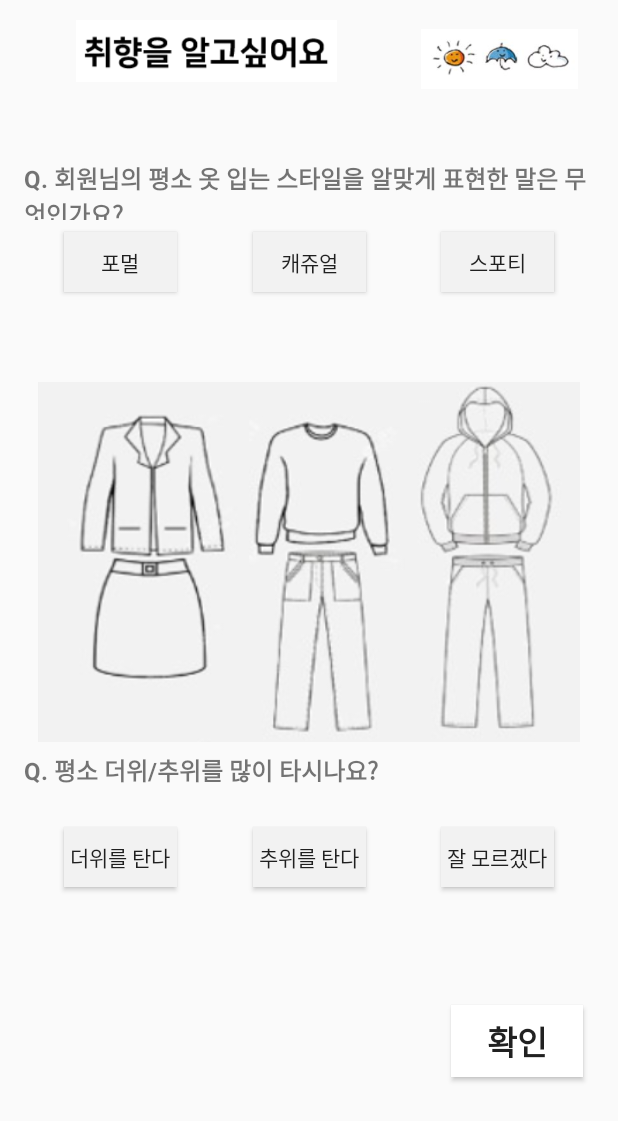
After one commit to csw5team/narsi2, an Android app: the personalizingInfo screen opened directly, with no data from a screen before it, on a phone screen of 412 x 824 dp. The commit adds this screen. Shown: the top 1121 px of the screen. Run offline under Robolectric (Android 15) with nearby library versions, the phone set to English and light mode, and no system bars; our stand-ins replace Firebase (no records; nobody signed in at launch, a user with empty details on screens opened directly).

Commit message:
Update of first personal feedback Implementation

```diff
--- a/app/src/main/AndroidManifest.xml
+++ b/app/src/main/AndroidManifest.xml
@@ -28,7 +28,8 @@
         <activity android:name=".loginActivity.Create_user_activity" />
         <activity android:name=".getLatLng" />
         <activity android:name=".getInfo" />
-        <activity android:name=".DBcheck"></activity>
+        <activity android:name=".DBcheck" />
+        <activity android:name=".personalizingInfo"></activity>
     </application>
 
 </manifest>
--- /dev/null
+++ b/app/src/main/java/org/csw/narsi2/personalizingInfo.java
@@ -0,0 +1,210 @@
+package org.csw.narsi2;
+
+import android.content.Intent;
+import android.support.annotation.NonNull;
+import android.support.v7.app.AppCompatActivity;
+import android.os.Bundle;
+import android.util.Log;
+import android.view.View;
+import android.widget.Button;
+import android.widget.CompoundButton;
+import android.widget.Toast;
+import android.widget.ToggleButton;
+
+import com.google.android.gms.tasks.OnFailureListener;
+import com.google.android.gms.tasks.OnSuccessListener;
+import com.google.firebase.auth.FirebaseAuth;
+import com.google.firebase.auth.FirebaseUser;
+import com.google.firebase.firestore.DocumentReference;
+import com.google.firebase.firestore.FirebaseFirestore;
+import com.google.firebase.firestore.SetOptions;
+
+import org.csw.narsi2.loginActivity.loginActivity;
+
+import java.util.HashMap;
+import java.util.Map;
+
+public class personalizingInfo extends AppCompatActivity {
+
+    private ToggleButton button_casual, button_sporty, button_formal, imhot, imcold, idontknow;
+    private int casual, sporty, formal = 0;
+    private double hot, cold = 0.0;
+    private Button saveButton;
+    private FirebaseFirestore db = FirebaseFirestore.getInstance();
+    private FirebaseUser user = FirebaseAuth.getInstance().getCurrentUser();
+
+    @Override
+    protected void onCreate(Bundle savedInstanceState) {
+        super.onCreate(savedInstanceState);
+        setContentView(R.layout.activity_personalizing_info);
+
+        setbutton();
+        setbutton2();
+
+        savecondition();
+
+
+    }
+
+    public void setbutton() {
+        button_casual = (ToggleButton) findViewById(R.id.buttoncasual);
+        button_formal = (ToggleButton) findViewById(R.id.buttonformal);
+        button_sporty = (ToggleButton) findViewById(R.id.buttonsporty);
+
+        button_casual.setText("캐쥬얼");
+        button_casual.setTextOn("캐쥬얼");
+        button_casual.setTextOff("캐쥬얼");
+
+        button_casual.setOnCheckedChangeListener(new CompoundButton.OnCheckedChangeListener() {
+            @Override
+            public void onCheckedChanged(CompoundButton buttonView, boolean isChecked) {
+                if (isChecked) {
+                    casual = 1;
+                    button_formal.setChecked(false);
+                    button_sporty.setChecked(false);
+                } else {
+                    casual = 0;
+
+                }
+            }
+        });
+        button_sporty.setText("스포티");
+        button_sporty.setTextOn("스포티");
+        button_sporty.setTextOff("스포티");
+        button_sporty.setOnCheckedChangeListener(new CompoundButton.OnCheckedChangeListener() {
+            @Override
+            public void onCheckedChanged(CompoundButton buttonView, boolean isChecked) {
+                if (isChecked) {
+                    sporty = 1;
+                    button_casual.setChecked(false);
+                    button_formal.setChecked(false);
+
+                } else {
+                    sporty = 0;
+
+                }
+            }
+        });
+        button_formal.setText("포멀");
+        button_formal.setTextOn("포멀");
+        button_formal.setTextOff("포멀");
+        button_formal.setOnCheckedChangeListener(new CompoundButton.OnCheckedChangeListener() {
+            @Override
+            public void onCheckedChanged(CompoundButton buttonView, boolean isChecked) {
+                if (isChecked) {
+                    formal = 1;
+                    button_casual.setChecked(false);
+                    button_sporty.setChecked(false);
+
+                } else {
+                    formal = 0;
+
+                }
+            }
+        });
+    }
+
+    public void setbutton2() {
+        imhot = (ToggleButton) findViewById(R.id.imhot);
+        imcold = (ToggleButton) findViewById(R.id.imcold);
+        idontknow = (ToggleButton) findViewById(R.id.idontknow);
+
+        imhot.setText("더위를 탄다");
+        imhot.setTextOff("더위를 탄다");
+        imhot.setTextOn("더위를 탄다");
+        imcold.setText("추위를 탄다");
+        imcold.setTextOn("추위를 탄다");
+        imcold.setTextOff("추위를 탄다");
+        idontknow.setText("잘 모르겠다");
+        idontknow.setTextOff("잘 모르겠다");
+        idontknow.setTextOn("잘 모르겠다");
+
+        imhot.setOnCheckedChangeListener(new CompoundButton.OnCheckedChangeListener() {
+            @Override
+            public void onCheckedChanged(CompoundButton buttonView, boolean isChecked) {
+                if (isChecked) {
+                    hot = 0.3;
+                    imcold.setChecked(false);
+                    idontknow.setChecked(false);
+                } else {
+                    hot = 0.0;
+                }
+            }
+        });
+        imcold.setOnCheckedChangeListener(new CompoundButton.OnCheckedChangeListener() {
+            @Override
+            public void onCheckedChanged(CompoundButton buttonView, boolean isChecked) {
+                if (isChecked) {
+                    cold = 0.3;
+                    imhot.setChecked(false);
+                    idontknow.setChecked(false);
+                } else {
+                    cold = 0;
+                }
+            }
+        });
+        idontknow.setOnCheckedChangeListener(new CompoundButton.OnCheckedChangeListener() {
+            @Override
+            public void onCheckedChanged(CompoundButton buttonView, boolean isChecked) {
+                if (isChecked) {
+                    imhot.setChecked(false);
+                    imcold.setChecked(false);
+                } else {
+
+                }
+            }
+        });
+    }
+
+    public void savecondition() {
+
+        saveButton = (Button) findViewById(R.id.savebutton);
+
+        saveButton.setOnClickListener(new View.OnClickListener() {
+            @Override
+            public void onClick(View v) {
+                Map<String, Object> data = new HashMap<>();
+
+                data.put("casual", casual);
+                data.put("sporty", sporty);
+                data.put("formal", formal);
+                data.put("hot", hot);
+                data.put("cold", cold);
+                data.put("checked", true);
+
+                if (user != null) {
+                    final String uid = user.getUid();
+
+                    DocumentReference Ref = db.collection("users").document(uid);
+
+                    Ref
+                            .set(data, SetOptions.merge())
+                            .addOnSuccessListener(new OnSuccessListener<Void>() {
+                                @Override
+                                public void onSuccess(Void aVoid) {
+                                    Toast.makeText(personalizingInfo.this, "저장되었습니다", Toast.LENGTH_SHORT).show();
+                                    personalizingInfo.super.onBackPressed();
+                                }
+                            })
+                            .addOnFailureListener(new OnFailureListener() {
+                                @Override
+                                public void onFailure(@NonNull Exception e) {
+                                    Toast.makeText(personalizingInfo.this, "저장실패", Toast.LENGTH_SHORT).show();
+                                }
+                            });
+
+                }
+
+
+            }
+        });
+
+    }
+
+    @Override
+    protected void onPause() {
+        super.onPause();
+
+        finish();
+    }
+}
--- /dev/null
+++ b/app/src/main/res/drawable/button_background.xml
@@ -0,0 +1,6 @@
+<?xml version="1.0" encoding="utf-8"?>
+<selector xmlns:android="http://schemas.android.com/apk/res/android">
+    <item android:state_checked="true"
+        android:drawable="@color/buttonPressed"/> <!-- pressed -->
+    <item android:drawable="@color/buttonDefault"/> <!-- default -->
+</selector>
--- /dev/null
+++ b/app/src/main/res/layout/activity_personalizing_info.xml
@@ -0,0 +1,201 @@
+<?xml version="1.0" encoding="utf-8"?>
+<android.support.constraint.ConstraintLayout xmlns:android="http://schemas.android.com/apk/res/android"
+    xmlns:app="http://schemas.android.com/apk/res-auto"
+    xmlns:tools="http://schemas.android.com/tools"
+    android:layout_width="match_parent"
+    android:layout_height="match_parent"
+    tools:context=".personalizingInfo">
+
+    <ImageView
+        android:id="@+id/imageView5"
+        android:layout_width="150dp"
+        android:layout_height="40dp"
+        android:layout_marginTop="8dp"
+        android:layout_marginEnd="4dp"
+        android:layout_marginBottom="8dp"
+        app:layout_constraintBottom_toBottomOf="parent"
+        app:layout_constraintEnd_toEndOf="parent"
+        app:layout_constraintTop_toTopOf="parent"
+        app:layout_constraintVertical_bias="0.015"
+        app:srcCompat="@drawable/main_2" />
+
+    <ImageView
+        android:id="@+id/imageView6"
+        android:layout_width="174dp"
+        android:layout_height="52dp"
+        android:layout_marginStart="8dp"
+        android:layout_marginTop="8dp"
+        android:layout_marginEnd="8dp"
+        android:layout_marginBottom="8dp"
+        app:layout_constraintBottom_toBottomOf="parent"
+        app:layout_constraintEnd_toStartOf="@+id/imageView5"
+        app:layout_constraintHorizontal_bias="0.625"
+        app:layout_constraintStart_toStartOf="parent"
+        app:layout_constraintTop_toTopOf="parent"
+        app:layout_constraintVertical_bias="0.0"
+        app:srcCompat="@drawable/personalizing_1" />
+
+    <TextView
+        android:id="@+id/textView3"
+        android:layout_width="match_parent"
+        android:layout_height="40dp"
+        android:text="Q. 회원님의 평소 옷 입는 스타일을 알맞게 표현한 말은 무엇인가요?"
+        android:layout_marginStart="16dp"
+        android:layout_marginEnd="12dp"
+        android:textSize="16dp"
+        android:textStyle="bold"
+        app:layout_constraintBottom_toBottomOf="parent"
+        app:layout_constraintEnd_toEndOf="parent"
+        app:layout_constraintHorizontal_bias="0.571"
+        app:layout_constraintStart_toStartOf="parent"
+        app:layout_constraintTop_toTopOf="parent"
+        app:layout_constraintVertical_bias="0.136" />
+
+    <ImageView
+        android:id="@+id/imageView7"
+        android:layout_width="match_parent"
+        android:layout_height="240dp"
+        android:layout_marginStart="8dp"
+        android:layout_marginEnd="8dp"
+        android:layout_marginBottom="84dp"
+        app:layout_constraintBottom_toBottomOf="parent"
+        app:layout_constraintEnd_toEndOf="parent"
+        app:layout_constraintHorizontal_bias="0.0"
+        app:layout_constraintStart_toStartOf="parent"
+        app:layout_constraintTop_toBottomOf="@+id/textView3"
+        app:layout_constraintVertical_bias="0.305"
+        app:srcCompat="@drawable/personalizing_2" />
+
+    <ToggleButton
+        android:id="@+id/buttonformal"
+        android:layout_width="75dp"
+        android:layout_height="40dp"
+        android:layout_marginStart="8dp"
+        android:layout_marginTop="8dp"
+        android:layout_marginEnd="8dp"
+        android:layout_marginBottom="8dp"
+        android:background="@drawable/button_background"
+        android:text="포멀"
+        app:layout_constraintBottom_toTopOf="@+id/imageView7"
+        app:layout_constraintEnd_toStartOf="@+id/buttoncasual"
+        app:layout_constraintStart_toStartOf="parent"
+        app:layout_constraintTop_toBottomOf="@+id/textView3"
+        app:layout_constraintVertical_bias="0.0" />
+
+    <ToggleButton
+        android:id="@+id/buttoncasual"
+        android:layout_width="75dp"
+        android:layout_height="40dp"
+        android:layout_marginStart="8dp"
+        android:layout_marginTop="8dp"
+        android:layout_marginEnd="8dp"
+        android:layout_marginBottom="8dp"
+        android:background="@drawable/button_background"
+        android:text="캐주얼"
+        app:layout_constraintBottom_toTopOf="@+id/imageView7"
+        app:layout_constraintEnd_toStartOf="@+id/buttonsporty"
+        app:layout_constraintStart_toEndOf="@+id/buttonformal"
+        app:layout_constraintTop_toBottomOf="@+id/textView3"
+        app:layout_constraintVertical_bias="0.0" />
+
+    <ToggleButton
+        android:id="@+id/buttonsporty"
+        android:layout_width="75dp"
+        android:layout_height="40dp"
+        android:layout_marginStart="8dp"
+        android:layout_marginTop="8dp"
+        android:layout_marginEnd="8dp"
+        android:layout_marginBottom="8dp"
+        android:background="@drawable/button_background"
+        android:text="스포티"
+        app:layout_constraintBottom_toTopOf="@+id/imageView7"
+        app:layout_constraintEnd_toEndOf="parent"
+        app:layout_constraintStart_toEndOf="@+id/buttoncasual"
+        app:layout_constraintTop_toBottomOf="@+id/textView3"
+        app:layout_constraintVertical_bias="0.0" />
+
+    <TextView
+        android:id="@+id/textView2"
+        android:layout_width="wrap_content"
+        android:layout_height="wrap_content"
+        android:text="Q. 평소 더위/추위를 많이 타시나요?"
+        android:layout_marginStart="16dp"
+        android:layout_marginEnd="12dp"
+        android:textSize="16dp"
+        android:textStyle="bold"
+        app:layout_constraintBottom_toBottomOf="parent"
+        app:layout_constraintEnd_toEndOf="parent"
+        app:layout_constraintHorizontal_bias="0.0"
+        app:layout_constraintStart_toStartOf="parent"
+        app:layout_constraintTop_toBottomOf="@+id/imageView7"
+        app:layout_constraintVertical_bias="0.021" />
+
+    <ToggleButton
+        android:id="@+id/imhot"
+        android:layout_width="75dp"
+        android:layout_height="40dp"
+        android:layout_marginStart="8dp"
+        android:layout_marginTop="8dp"
+        android:layout_marginEnd="8dp"
+        android:layout_marginBottom="8dp"
+        android:background="@drawable/button_background"
+        android:text="ToggleButton"
+        app:layout_constraintBottom_toBottomOf="parent"
+        app:layout_constraintEnd_toStartOf="@+id/imcold"
+        app:layout_constraintHorizontal_bias="0.22"
+        app:layout_constraintStart_toStartOf="parent"
+        app:layout_constraintTop_toBottomOf="@+id/textView2"
+        app:layout_constraintVertical_bias="0.074" />
+
+    <ToggleButton
+        android:id="@+id/imcold"
+        android:layout_width="75dp"
+        android:layout_height="40dp"
+        android:layout_marginStart="8dp"
+        android:layout_marginTop="8dp"
+        android:layout_marginEnd="8dp"
+        android:layout_marginBottom="8dp"
+        android:background="@drawable/button_background"
+        android:text="ToggleButton"
+        app:layout_constraintBottom_toBottomOf="parent"
+        app:layout_constraintEnd_toStartOf="@+id/idontknow"
+        app:layout_constraintStart_toEndOf="@+id/imhot"
+        app:layout_constraintTop_toBottomOf="@+id/textView2"
+        app:layout_constraintVertical_bias="0.074" />
+
+    <ToggleButton
+        android:id="@+id/idontknow"
+        android:layout_width="75dp"
+        android:layout_height="40dp"
+        android:layout_marginStart="8dp"
+        android:layout_marginTop="8dp"
+        android:layout_marginEnd="8dp"
+        android:layout_marginBottom="8dp"
+        android:background="@drawable/button_background"
+        android:text="ToggleButton"
+        app:layout_constraintBottom_toBottomOf="parent"
+        app:layout_constraintEnd_toEndOf="parent"
+        app:layout_constraintStart_toEndOf="@+id/imcold"
+        app:layout_constraintTop_toBottomOf="@+id/textView2"
+        app:layout_constraintVertical_bias="0.074" />
+
+    <Button
+        android:id="@+id/savebutton"
+        android:layout_width="wrap_content"
+        android:layout_height="wrap_content"
+        android:layout_marginStart="8dp"
+        android:layout_marginTop="8dp"
+        android:layout_marginEnd="8dp"
+        android:layout_marginBottom="8dp"
+        android:background="#ffffff"
+        android:text="확인"
+        android:textSize="22dp"
+        android:textStyle="bold"
+        app:layout_constraintBottom_toBottomOf="parent"
+        app:layout_constraintEnd_toEndOf="parent"
+        app:layout_constraintHorizontal_bias="0.95"
+        app:layout_constraintStart_toStartOf="parent"
+        app:layout_constraintTop_toBottomOf="@+id/imcold"
+        app:layout_constraintVertical_bias="0.419" />
+
+</android.support.constraint.ConstraintLayout>
--- a/app/src/main/res/values/colors.xml
+++ b/app/src/main/res/values/colors.xml
@@ -3,4 +3,6 @@
     <color name="colorPrimary">#3F51B5</color>
     <color name="colorPrimaryDark">#303F9F</color>
     <color name="colorAccent">#FF4081</color>
+    <color name="buttonPressed">#a3a3a3</color>
+    <color name="buttonDefault">#F2F2F2</color>
 </resources>
```
Also changed, not shown: app/src/main/java/org/csw/narsi2/DBcheck.java (+2 -7 lines), app/src/main/java/org/csw/narsi2/MainActivity.java (+13 -4 lines), app/src/main/java/org/csw/narsi2/loginActivity/loginActivity.java (+95 -19 lines), app/src/main/res/layout/activity_main.xml (+17 -0 lines), app/src/main/res/drawable/personalizing_1.jpg (added), app/src/main/res/drawable/personalizing_2.jpg (added).
